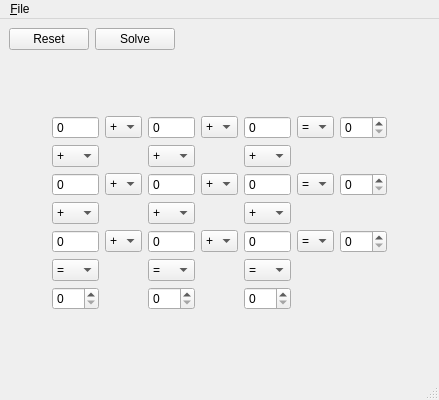
The window that digit-shuffle.ui (textbrowser/digit-shuffle) describes before a commit, drawn with Qt 5.
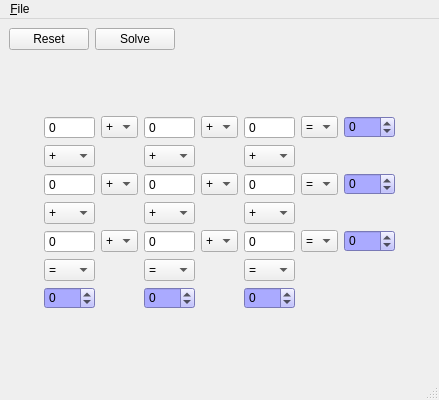
The same window after the commit.

Patch:
```diff
--- a/digit-shuffle.ui
+++ b/digit-shuffle.ui
@@ -177,6 +177,12 @@
         </item>
         <item row="0" column="6">
          <widget class="QSpinBox" name="a">
+          <property name="styleSheet">
+           <string notr="true">QWidget {background-color:rgb(170, 170, 255);}</string>
+          </property>
+          <property name="minimum">
+           <number>-999</number>
+          </property>
           <property name="maximum">
            <number>999</number>
           </property>
@@ -364,6 +370,12 @@
         </item>
         <item row="2" column="6">
          <widget class="QSpinBox" name="b">
+          <property name="styleSheet">
+           <string notr="true">QWidget {background-color:rgb(170, 170, 255);}</string>
+          </property>
+          <property name="minimum">
+           <number>-999</number>
+          </property>
           <property name="maximum">
            <number>999</number>
           </property>
@@ -551,6 +563,12 @@
         </item>
         <item row="4" column="6">
          <widget class="QSpinBox" name="c">
+          <property name="styleSheet">
+           <string notr="true">QWidget {background-color:rgb(170, 170, 255);}</string>
+          </property>
+          <property name="minimum">
+           <number>-999</number>
+          </property>
           <property name="maximum">
            <number>999</number>
           </property>
@@ -603,6 +621,12 @@
         </item>
         <item row="6" column="0">
          <widget class="QSpinBox" name="d">
+          <property name="styleSheet">
+           <string notr="true">QWidget {background-color:rgb(170, 170, 255);}</string>
+          </property>
+          <property name="minimum">
+           <number>-999</number>
+          </property>
           <property name="maximum">
            <number>999</number>
           </property>
@@ -610,6 +634,12 @@
         </item>
         <item row="6" column="2">
          <widget class="QSpinBox" name="e">
+          <property name="styleSheet">
+           <string notr="true">QWidget {background-color:rgb(170, 170, 255);}</string>
+          </property>
+          <property name="minimum">
+           <number>-999</number>
+          </property>
           <property name="maximum">
            <number>999</number>
           </property>
@@ -617,6 +647,12 @@
         </item>
         <item row="6" column="4">
          <widget class="QSpinBox" name="f">
+          <property name="styleSheet">
+           <string notr="true">QWidget {background-color:rgb(170, 170, 255);}</string>
+          </property>
+          <property name="minimum">
+           <number>-999</number>
+          </property>
           <property name="maximum">
            <number>999</number>
           </property>
```
